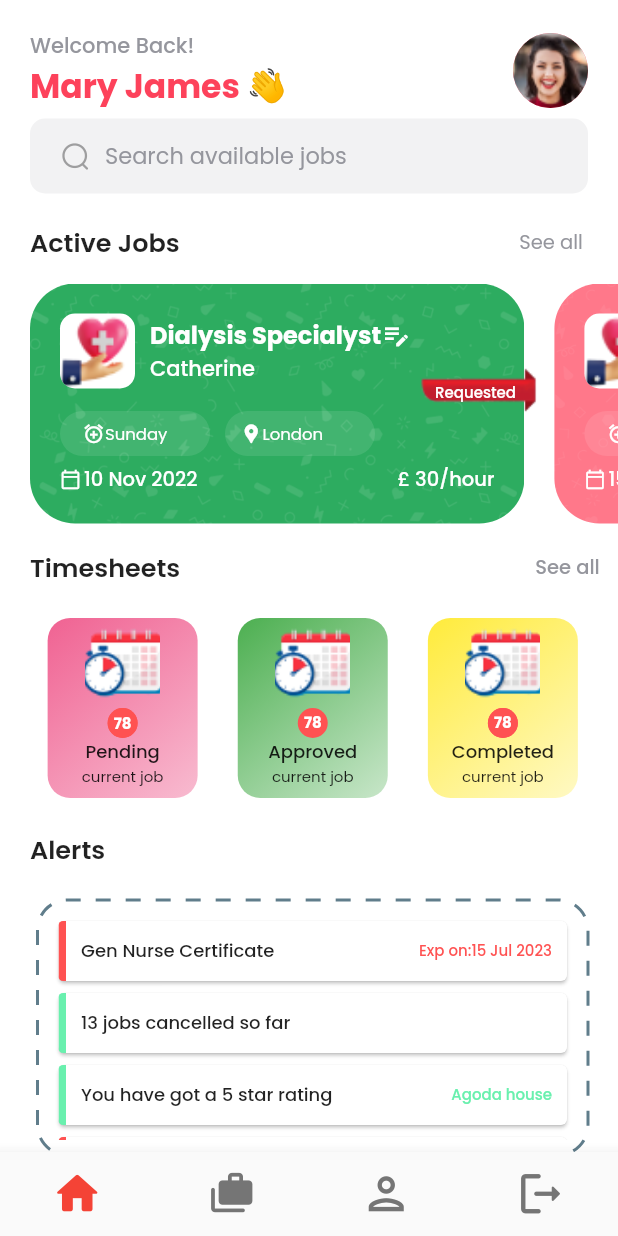
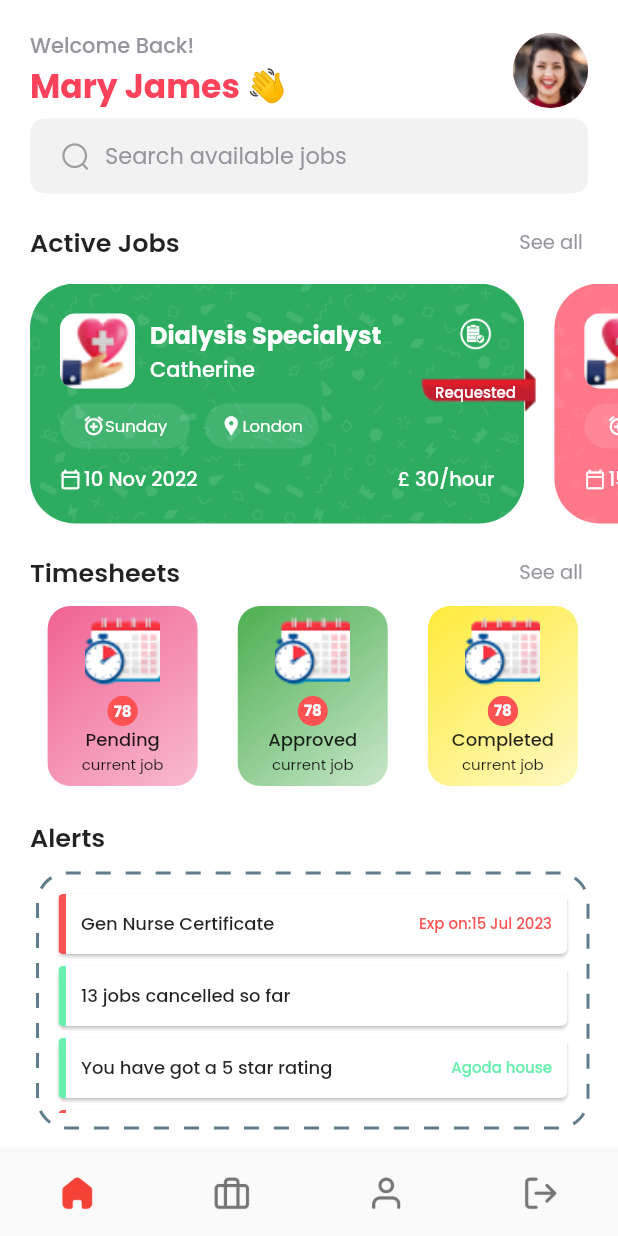
Before and after one commit to John7296/d2d1, a Flutter app: the HomeScreen screen opened directly, on a phone screen of 412 x 824 dp. Run offline on Flutter 3.47's test engine with Material 2 defaults, Android fonts, the light colour scheme and no system bars; drawn by our look-alikes of dotted_border; our stand-ins replace custom_sliding_segmented_control, dio, percent_indicator, pin_code_fields, pretty_dio_logger, responsive_sizer and 2 more; generated files the repository leaves out were written again.

Commit message:
Ui changes

```diff
--- a/lib/main.dart
+++ b/lib/main.dart
@@ -2,8 +2,6 @@ import 'package:flutter/material.dart';
 import 'package:project_d2d/screens/home_detail_screen.dart';
 import 'package:project_d2d/screens/home_screen.dart';
 import 'package:project_d2d/screens/login_screen.dart';
-import 'package:project_d2d/screens/register_screen.dart';
-import 'package:project_d2d/screens/splash_screen.dart';
 import 'package:project_d2d/utils/constants.dart';
 import 'package:responsive_sizer/responsive_sizer.dart';
 
@@ -14,7 +12,7 @@ void main() {
         theme: ThemeData(
             primarySwatch: kAccentMaterialColor, fontFamily: kFontFamily),
         debugShowCheckedModeBanner: false,
-        home: RegisterScreen(),
+        home: HomeScreen(),
       );
     },
   ));
--- a/lib/screens/home_detail_screen.dart
+++ b/lib/screens/home_detail_screen.dart
@@ -100,11 +100,9 @@ class _HomeDetailScreenState extends State<HomeDetailScreen> {
                         padding: EdgeInsets.only(left: 20,right: 20),
                         child: Row(
                           children: [
-                            Container(
-                              child: ImageIcon(
-                                AssetImage("assets/images/ic_search.png"),
-                                size: 20,
-                              ),
+                            ImageIcon(
+                              AssetImage("assets/images/ic_search.png"),
+                              size: 20,
                             ),
                             SizedBox(width: 10,),
                             SizedBox(
@@ -164,10 +162,10 @@ class _HomeDetailScreenState extends State<HomeDetailScreen> {
                     ),
                     SliderBannerHomeWidget(),
                     SizedBox(
-                      height: 5,
+                      height:20,
                     ),
                     Padding(
-                      padding: const EdgeInsets.only(left: 20),
+                      padding: const EdgeInsets.symmetric(horizontal: 20),
                       child: Row(
                         // mainAxisAlignment: MainAxisAlignment.start,
                         children: [
@@ -179,8 +177,8 @@ class _HomeDetailScreenState extends State<HomeDetailScreen> {
                             ),
                           ),
                           Spacer(),
-                          TextButton(
-                            onPressed: () {
+                          InkWell(
+                            onTap: () {
                               Navigator.push(
                                   context,
                                   MaterialPageRoute(
@@ -431,9 +429,9 @@ class _HomeDetailScreenState extends State<HomeDetailScreen> {
                         ],
                       ),
                     ),
+                    SizedBox(height: 10),
                     Padding(
-                      padding:
-                          const EdgeInsets.only(left: 20, top: 10, bottom: 10),
+                      padding: const EdgeInsets.symmetric(horizontal: 20),
                       child: Row(
                         // mainAxisAlignment: MainAxisAlignment.start,
                         children: [
--- a/lib/screens/home_screen.dart
+++ b/lib/screens/home_screen.dart
@@ -10,7 +10,6 @@ import 'package:project_d2d/screens/job_cancelled_successful_screen.dart';
 import 'package:project_d2d/screens/job_details_screen.dart';
 import 'package:project_d2d/screens/profile_screen.dart';
 import 'package:project_d2d/screens/timesheet_screen.dart';
-
 
 class HomeScreen extends StatefulWidget {
   const HomeScreen({super.key});
@@ -56,17 +55,27 @@ class _HomeScreenState extends BaseStatefulState<HomeScreen> {
         onTap: selectedPage,
         items: [
           BottomNavigationBarItem(
-              icon: Icon(Icons.home_rounded,size: 35,),
+              icon: ImageIcon(
+                AssetImage("assets/images/ic_home.png"),
+                size: 25,
+              ),
               label: ""),
           BottomNavigationBarItem(
-              icon: Icon(Icons.cases_rounded, size: 30),
+              icon: ImageIcon(
+                AssetImage("assets/images/ic_briefcase.png"),
+                size: 25,
+              ),
               label: ""),
           BottomNavigationBarItem(
-              icon: Icon(Icons.person_outlined,size: 35),
-              label: ""),
+              icon:ImageIcon(
+                AssetImage("assets/images/ic_user.png"),
+                size: 25,
+              ), label: ""),
           BottomNavigationBarItem(
-              icon: Icon(Icons.logout_rounded,size: 35),
-              label: ""),
+              icon: ImageIcon(
+                AssetImage("assets/images/ic_log-out.png"),
+                size: 25,
+              ), label: ""),
         ],
         selectedLabelStyle: TextStyle(fontFamily: 'Intro'),
         selectedFontSize: 0,
--- a/lib/widgets/available_job_widget.dart
+++ b/lib/widgets/available_job_widget.dart
@@ -62,7 +62,14 @@ class _AvailableJobWidgetState extends BaseStatefulState<AvailableJobWidget> {
             clipBehavior: Clip.none,
             fit: StackFit.loose,
             children: [
-              Container(
+              InkWell(
+                onTap: (() {
+                    Navigator.push(
+                      context,
+                      MaterialPageRoute(
+                          builder: (context) => JobDetailsScreen()));
+                }),
+                child: Container(
                   width: MediaQuery.of(context).size.width,
                   decoration: BoxDecoration(
                     borderRadius: BorderRadius.all(
@@ -265,6 +272,7 @@ class _AvailableJobWidgetState extends BaseStatefulState<AvailableJobWidget> {
                     ),
                   ),
                 ),
+              ),
               (staffDetails[index].requested!)
                   ? Positioned(
                       top: -1.5,
--- a/lib/widgets/slider_banner.dart
+++ b/lib/widgets/slider_banner.dart
@@ -14,7 +14,8 @@ class SliderBannerHomeWidget extends StatefulWidget {
   State<SliderBannerHomeWidget> createState() => _SliderBannerHomeWidgetState();
 }
 
-class _SliderBannerHomeWidgetState extends BaseWidgetStatefulState<SliderBannerHomeWidget> {
+class _SliderBannerHomeWidgetState
+    extends BaseWidgetStatefulState<SliderBannerHomeWidget> {
   List<StaffDetails> staffDetails = [
     StaffDetails(
         staffName: 'Catherine',
@@ -101,8 +102,7 @@ class _SliderBannerHomeWidgetState extends BaseWidgetStatefulState<SliderBannerH
                                   ),
                                   color: Colors.white,
                                   image: DecorationImage(
-                                    image:
-                                        AssetImage("assets/images/care.png"),
+                                    image: AssetImage("assets/images/care.png"),
                                     fit: BoxFit.cover,
                                   ),
                                   // boxShadow: [
@@ -119,7 +119,8 @@ class _SliderBannerHomeWidgetState extends BaseWidgetStatefulState<SliderBannerH
                                   padding: const EdgeInsets.only(left: 10),
                                   child: Row(
                                     children: [
-                                      Column(
+                                      Expanded(
+                                        child: Column(
                                           mainAxisAlignment:
                                               MainAxisAlignment.start,
                                           crossAxisAlignment:
@@ -127,40 +128,48 @@ class _SliderBannerHomeWidgetState extends BaseWidgetStatefulState<SliderBannerH
                                           children: [
                                             Row(
                                               children: [
-                                              Text(
-                                                staffDetails[index].jobName ??
+                                                Expanded(
+                                                  child: Text(
+                                                    staffDetails[index]
+                                                            .jobName ??
                                                         '',
+                                                        maxLines: 2,
                                                     style: TextStyle(
                                                       color: Colors.white,
-                                                  fontWeight: kFontWeight_SB,
+                                                      fontWeight:
+                                                          kFontWeight_SB,
                                                       fontSize: kFontSize_16,
+                                                    ),
                                                   ),
                                                 ),
                                                 InkWell(
                                                     onTap: () {},
-                                        child: Icon(
-                                          Icons.edit_note_outlined,
+                                                    child: ImageIcon(
+                                                      AssetImage(
+                                                          "assets/images/ic_edit_task.png"),
+                                                      size: 25,
                                                       color: Colors.white,
-                                          size: 20,
-                                        ),
-                                      )
+                                                    ),),
                                               ],
                                             ),
                                             Row(
                                               children: [
                                                 Text(
-                                                staffDetails[index].staffName ??
+                                                  staffDetails[index]
+                                                          .staffName ??
                                                       '',
+                                                      maxLines: 1,
                                                   style: TextStyle(
                                                       color: Colors.white,
                                                       fontSize: kFontSize_14,
-                                                    fontWeight: kFontWeight_M),
+                                                      fontWeight:
+                                                          kFontWeight_M),
                                                 ),
                                               ],
                                             ),
                                           ],
                                         ),
-
+                                      ),
                                     ],
                                   ),
                                 ),
@@ -168,14 +177,13 @@ class _SliderBannerHomeWidgetState extends BaseWidgetStatefulState<SliderBannerH
                             ],
                           ),
                           SizedBox(
-                            height: 15,
+                            height: 10,
                           ),
                           Row(
                             children: [
                               Container(
                                 height: 30,
-                                width: 100,
-                                // color: Colors.white,
+
                                 decoration: BoxDecoration(
                                   borderRadius: BorderRadius.all(
                                     Radius.circular(20),
@@ -194,7 +202,7 @@ class _SliderBannerHomeWidgetState extends BaseWidgetStatefulState<SliderBannerH
                                       ),
                                       Text(
                                         staffDetails[index].shiftType ?? "",
-                                        maxLines: 2,
+                                        maxLines: 1,
                                         style: TextStyle(
                                           fontSize: 11,
                                           color: Colors.white,
@@ -207,8 +215,6 @@ class _SliderBannerHomeWidgetState extends BaseWidgetStatefulState<SliderBannerH
                               SizedBox(width: 10),
                               Container(
                                 height: 30,
-                                width: 100,
-                                // color: Colors.white,
                                 decoration: BoxDecoration(
                                   borderRadius: BorderRadius.all(
                                     Radius.circular(15),
@@ -216,8 +222,7 @@ class _SliderBannerHomeWidgetState extends BaseWidgetStatefulState<SliderBannerH
                                   color: Colors.white.withOpacity(0.1),
                                 ),
                                 child: Padding(
-                                  padding:
-                                      EdgeInsets.symmetric(horizontal: 10),
+                                  padding: EdgeInsets.symmetric(horizontal: 10),
                                   child: Row(
                                     children: [
                                       Icon(
@@ -228,8 +233,7 @@ class _SliderBannerHomeWidgetState extends BaseWidgetStatefulState<SliderBannerH
                                       Text(
                                         staffDetails[index].jobLocation ?? "",
                                         style: TextStyle(
-                                            color: Colors.white,
-                                            fontSize: 11),
+                                            color: Colors.white, fontSize: 11),
                                       )
                                     ],
                                   ),
@@ -275,7 +279,8 @@ class _SliderBannerHomeWidgetState extends BaseWidgetStatefulState<SliderBannerH
                     top: 55,
                     right: -getWidthByPercentage(3.5),
                     child: Container(
-                        padding: EdgeInsets.only(left: 20,right: 20,bottom: 10,top: 10),
+                      padding: EdgeInsets.only(
+                          left: 20, right: 20, bottom: 10, top: 10),
                       // height: 200,
                       // width: 200,
                       decoration: BoxDecoration(
@@ -293,7 +298,6 @@ class _SliderBannerHomeWidgetState extends BaseWidgetStatefulState<SliderBannerH
                       ),
                     ),
                   ),
-
               ],
             ),
           );
```
Also changed, not shown: assets/images/ic_edit_task.png (added). Lines whose indentation alone changed are shown as unchanged.
